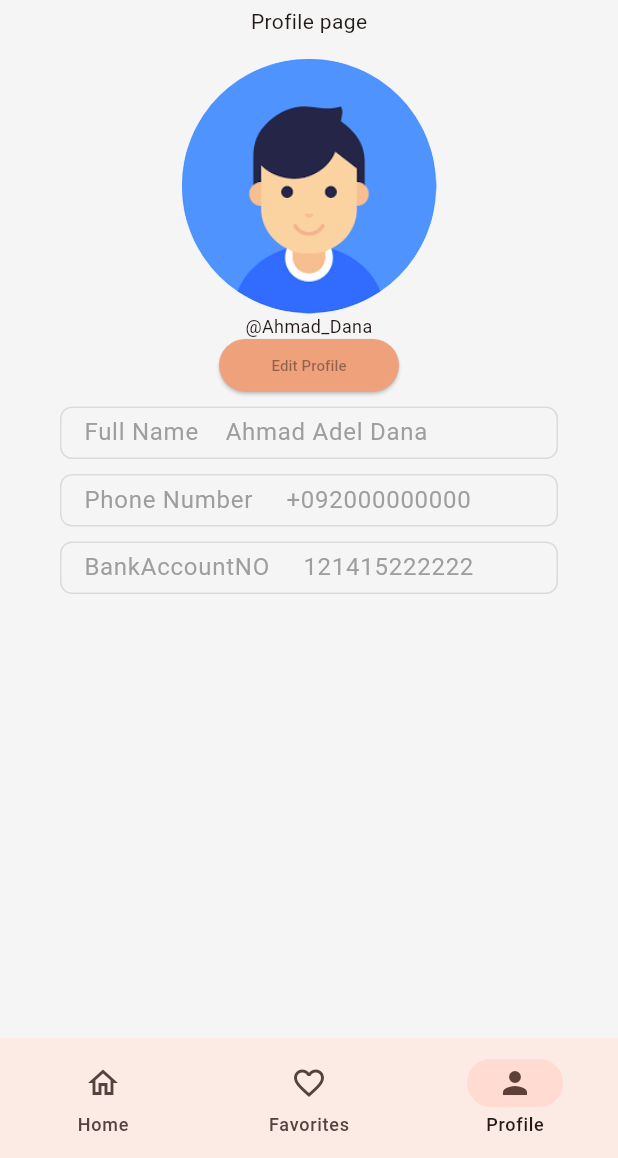
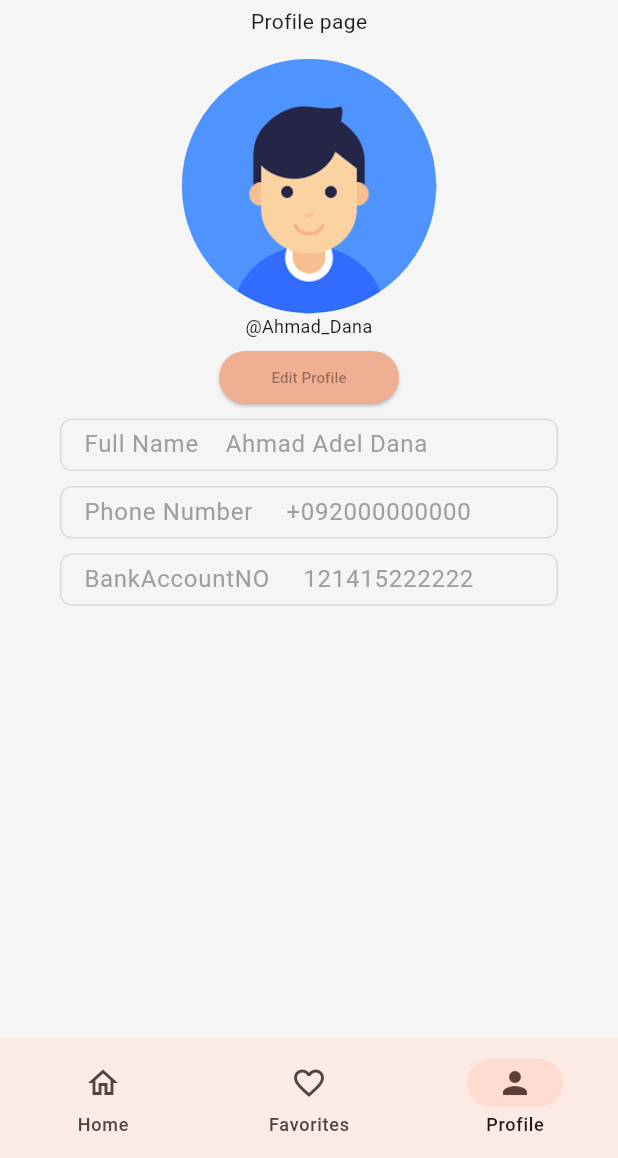
Before and after one commit to DaanaHA/Attempt-for-food-delivery-app, a Flutter app: the screen it shows after launch, item 3 of the bottom bar chosen, on a phone screen of 412 x 824 dp, the part 78-1236 px from its top. Run offline on Flutter 3.47's test engine with Material 3 defaults, Android fonts, the phone set to English and light mode, and no system bars; network calls fail.

Commit message:
small update at UI

```diff
--- a/lib/views/pages/profile_page.dart
+++ b/lib/views/pages/profile_page.dart
@@ -34,19 +34,21 @@ class ProfilePage extends StatelessWidget {
                        const SizedBox(
                         child: Text("@Ahmad_Dana", style: TextStyle(fontSize: 12), textAlign: TextAlign.center, selectionColor: AppColors.grey) ,
                        ),
+                       const SizedBox(height: 8),
                           SizedBox(
                     width: 120,
                     height:  35,
                     child: ElevatedButton(
                       onPressed: () {},
                       style: ElevatedButton.styleFrom(
-                       backgroundColor: Color.fromARGB(255, 239, 161, 124), side: BorderSide.none, shape: const StadiumBorder()),
+                       backgroundColor: Color.fromARGB(255, 240, 175, 146), side: BorderSide.none, shape: const StadiumBorder()),
                   child: const Text("Edit Profile", style: TextStyle(color: Color.fromARGB(101, 0, 0, 0), fontSize: 10)),
                     ),
                   ),
                  // const SizedBox(height: 20),
                  // const Divider(),
-                  const SizedBox(height: 10),
+                  const SizedBox(height: 10,
+                   ),
                   const SizedBox(
                     height: 35,
                     width: 450,
```
